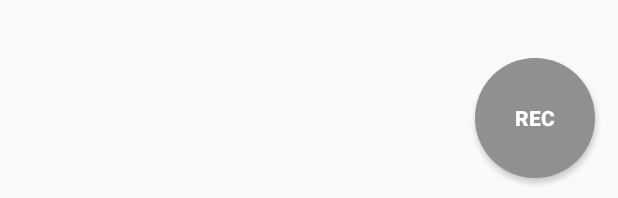
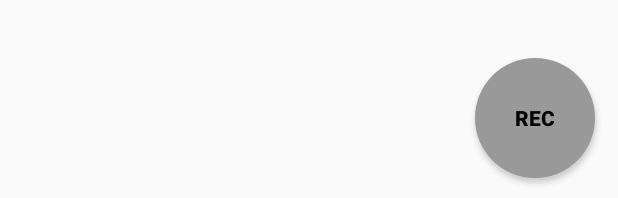
Before and after one commit to wldnror/android_pi, an Android app: the layout activity_main.xml on its own in the app's theme, with its tools: preview values and no code run, on a phone screen of 412 x 824 dp. Shown: the part 1035-1233 px from the top of the screen. Run offline under Robolectric (Android 15) with nearby library versions, the phone set to English and light mode, and no system bars.

Commit message:
REC버튼 깜빡임 적용

```diff
--- a/app/src/main/res/drawable/rec_button_selector.xml
+++ b/app/src/main/res/drawable/rec_button_selector.xml
@@ -1,15 +1,13 @@
 <?xml version="1.0" encoding="utf-8"?>
 <selector xmlns:android="http://schemas.android.com/apk/res/android">
-    <!-- 녹화 중일 때 사용할 배경 -->
     <item android:state_selected="true">
         <shape android:shape="oval">
             <solid android:color="#FF0000"/> <!-- 빨간색 -->
         </shape>
     </item>
-    <!-- 기본 상태의 배경 -->
     <item>
         <shape android:shape="oval">
-            <solid android:color="#909090"/> <!-- 흰색 -->
+            <solid android:color="#999999"/> <!-- 흰색 -->
         </shape>
     </item>
 </selector>
--- a/app/src/main/res/layout/activity_main.xml
+++ b/app/src/main/res/layout/activity_main.xml
@@ -17,21 +17,6 @@
         android:textStyle="bold"
         android:text="IP 주소를 검색 중입니다..." />
 
-    <GridLayout
-        android:id="@+id/buttonGrid"
-        android:layout_width="match_parent"
-        android:layout_height="wrap_content"
-        android:layout_below="@id/ipAddressTextView"
-        android:layout_centerHorizontal="true"
-        android:layout_marginTop="20dp"
-        android:rowCount="4"
-        android:columnCount="3"
-        android:alignmentMode="alignMargins"
-        android:padding="14dp">
-
-        <!-- 동적으로 버튼 추가 예정 -->
-    </GridLayout>
-
     <Button
         android:id="@+id/recButton"
         android:layout_width="80dp"
@@ -41,8 +26,8 @@
         android:layout_marginEnd="15dp"
         android:layout_marginBottom="15dp"
         android:background="@drawable/rec_button_selector"
-        android:shape="oval"
         android:text="REC"
-        android:textColor="@color/white"
-        android:textStyle="bold" />
+        android:textColor="@android:color/black"
+        android:textStyle="bold"
+        android:shape="oval"/>
 </RelativeLayout>
```
Also changed, not shown: app/src/main/java/com/example/ssh_led/MainActivity.kt (+17 -40 lines), app/src/main/res/anim/blink.xml (added, +10 -0 lines), app/src/main/res/values/styles.xml (added, +8 -0 lines).
